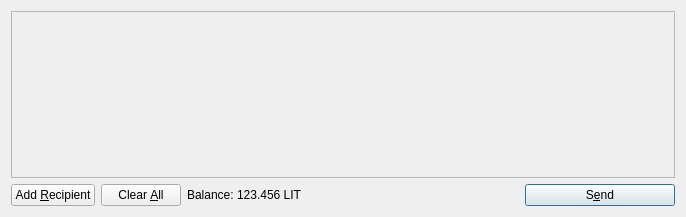
Before: the Qt Designer form src/qt/forms/sendcoinsdialog.ui in lithiumcoin/lithium, drawn with Qt 5.
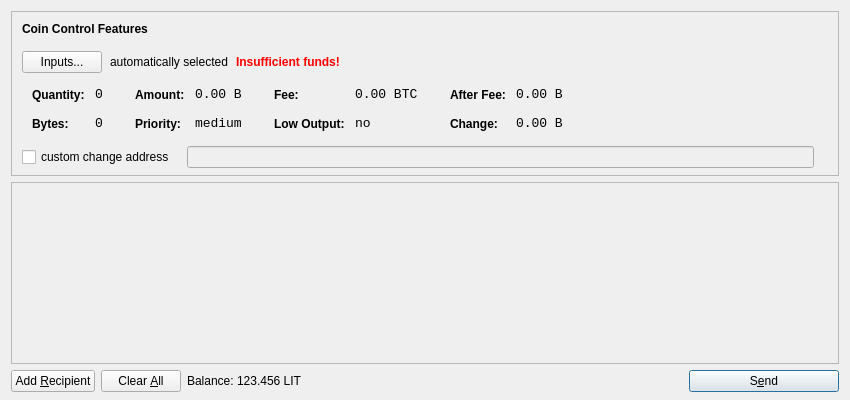
After: the same form once the commit is applied. Icons and pictures are not drawn.

```diff
--- a/src/qt/forms/sendcoinsdialog.ui
+++ b/src/qt/forms/sendcoinsdialog.ui
@@ -6,14 +6,615 @@
    <rect>
     <x>0</x>
     <y>0</y>
-    <width>686</width>
-    <height>217</height>
+    <width>850</width>
+    <height>400</height>
    </rect>
   </property>
   <property name="windowTitle">
    <string>Send Coins</string>
   </property>
-  <layout class="QVBoxLayout" name="verticalLayout">
+  <layout class="QVBoxLayout" name="verticalLayout" stretch="0,1,0">
+   <property name="bottomMargin">
+    <number>8</number>
+   </property>
+   <item>
+    <widget class="QFrame" name="frameCoinControl">
+     <property name="sizePolicy">
+      <sizepolicy hsizetype="Expanding" vsizetype="Expanding">
+       <horstretch>0</horstretch>
+       <verstretch>0</verstretch>
+      </sizepolicy>
+     </property>
+     <property name="maximumSize">
+      <size>
+       <width>16777215</width>
+       <height>16777215</height>
+      </size>
+     </property>
+     <property name="frameShape">
+      <enum>QFrame::StyledPanel</enum>
+     </property>
+     <property name="frameShadow">
+      <enum>QFrame::Sunken</enum>
+     </property>
+     <layout class="QVBoxLayout" name="verticalLayoutCoinControl2">
+      <property name="spacing">
+       <number>-1</number>
+      </property>
+      <property name="leftMargin">
+       <number>0</number>
+      </property>
+      <property name="topMargin">
+       <number>0</number>
+      </property>
+      <property name="rightMargin">
+       <number>0</number>
+      </property>
+      <property name="bottomMargin">
+       <number>6</number>
+      </property>
+      <item>
+       <layout class="QVBoxLayout" name="verticalLayoutCoinControl" stretch="0,0,0,0,1">
+        <property name="spacing">
+         <number>0</number>
+        </property>
+        <property name="leftMargin">
+         <number>10</number>
+        </property>
+        <property name="topMargin">
+         <number>10</number>
+        </property>
+        <item>
+         <layout class="QHBoxLayout" name="horizontalLayoutCoinControl1">
+          <property name="bottomMargin">
+           <number>15</number>
+          </property>
+          <item>
+           <widget class="QLabel" name="labelCoinControlFeatures">
+            <property name="sizePolicy">
+             <sizepolicy hsizetype="Preferred" vsizetype="Maximum">
+              <horstretch>0</horstretch>
+              <verstretch>0</verstretch>
+             </sizepolicy>
+            </property>
+            <property name="font">
+             <font>
+              <weight>75</weight>
+              <bold>true</bold>
+             </font>
+            </property>
+            <property name="styleSheet">
+             <string notr="true">font-weight:bold;</string>
+            </property>
+            <property name="text">
+             <string>Coin Control Features</string>
+            </property>
+           </widget>
+          </item>
+         </layout>
+        </item>
+        <item>
+         <layout class="QHBoxLayout" name="horizontalLayoutCoinControl2" stretch="0,0,0,0">
+          <property name="spacing">
+           <number>8</number>
+          </property>
+          <property name="bottomMargin">
+           <number>10</number>
+          </property>
+          <item>
+           <widget class="QPushButton" name="pushButtonCoinControl">
+            <property name="styleSheet">
+             <string notr="true"/>
+            </property>
+            <property name="text">
+             <string>Inputs...</string>
+            </property>
+           </widget>
+          </item>
+          <item>
+           <widget class="QLabel" name="labelCoinControlAutomaticallySelected">
+            <property name="text">
+             <string>automatically selected</string>
+            </property>
+            <property name="margin">
+             <number>5</number>
+            </property>
+           </widget>
+          </item>
+          <item>
+           <widget class="QLabel" name="labelCoinControlInsuffFunds">
+            <property name="font">
+             <font>
+              <weight>75</weight>
+              <bold>true</bold>
+             </font>
+            </property>
+            <property name="styleSheet">
+             <string notr="true">color:red;font-weight:bold;</string>
+            </property>
+            <property name="text">
+             <string>Insufficient funds!</string>
+            </property>
+            <property name="margin">
+             <number>5</number>
+            </property>
+           </widget>
+          </item>
+          <item>
+           <spacer name="horizontalSpacerCoinControl">
+            <property name="orientation">
+             <enum>Qt::Horizontal</enum>
+            </property>
+            <property name="sizeHint" stdset="0">
+             <size>
+              <width>40</width>
+              <height>1</height>
+             </size>
+            </property>
+           </spacer>
+          </item>
+         </layout>
+        </item>
+        <item>
+         <widget class="QWidget" name="widgetCoinControl" native="true">
+          <property name="sizePolicy">
+           <sizepolicy hsizetype="Preferred" vsizetype="Preferred">
+            <horstretch>0</horstretch>
+            <verstretch>0</verstretch>
+           </sizepolicy>
+          </property>
+          <property name="minimumSize">
+           <size>
+            <width>0</width>
+            <height>0</height>
+           </size>
+          </property>
+          <property name="styleSheet">
+           <string notr="true"/>
+          </property>
+          <layout class="QHBoxLayout" name="horizontalLayoutCoinControl5">
+           <property name="margin">
+            <number>0</number>
+           </property>
+           <item>
+            <layout class="QHBoxLayout" name="horizontalLayoutCoinControl3" stretch="0,0,0,1">
+             <property name="spacing">
+              <number>20</number>
+             </property>
+             <property name="topMargin">
+              <number>0</number>
+             </property>
+             <property name="bottomMargin">
+              <number>10</number>
+             </property>
+             <item>
+              <layout class="QFormLayout" name="formLayoutCoinControl1">
+               <property name="horizontalSpacing">
+                <number>10</number>
+               </property>
+               <property name="verticalSpacing">
+                <number>14</number>
+               </property>
+               <property name="leftMargin">
+                <number>10</number>
+               </property>
+               <property name="topMargin">
+                <number>4</number>
+               </property>
+               <property name="rightMargin">
+                <number>6</number>
+               </property>
+               <item row="0" column="0">
+                <widget class="QLabel" name="labelCoinControlQuantityText">
+                 <property name="styleSheet">
+                  <string notr="true">font-weight:bold;</string>
+                 </property>
+                 <property name="text">
+                  <string>Quantity:</string>
+                 </property>
+                 <property name="margin">
+                  <number>0</number>
+                 </property>
+                </widget>
+               </item>
+               <item row="0" column="1">
+                <widget class="QLabel" name="labelCoinControlQuantity">
+                 <property name="font">
+                  <font>
+                   <family>Monospace</family>
+                   <pointsize>10</pointsize>
+                  </font>
+                 </property>
+                 <property name="cursor">
+                  <cursorShape>IBeamCursor</cursorShape>
+                 </property>
+                 <property name="contextMenuPolicy">
+                  <enum>Qt::ActionsContextMenu</enum>
+                 </property>
+                 <property name="text">
+                  <string notr="true">0</string>
+                 </property>
+                 <property name="margin">
+                  <number>0</number>
+                 </property>
+                 <property name="textInteractionFlags">
+                  <set>Qt::LinksAccessibleByMouse|Qt::TextSelectableByKeyboard|Qt::TextSelectableByMouse</set>
+                 </property>
+                </widget>
+               </item>
+               <item row="1" column="0">
+                <widget class="QLabel" name="labelCoinControlBytesText">
+                 <property name="styleSheet">
+                  <string notr="true">font-weight:bold;</string>
+                 </property>
+                 <property name="text">
+                  <string>Bytes:</string>
+                 </property>
+                </widget>
+               </item>
+               <item row="1" column="1">
+                <widget class="QLabel" name="labelCoinControlBytes">
+                 <property name="font">
+                  <font>
+                   <family>Monospace</family>
+                   <pointsize>10</pointsize>
+                  </font>
+                 </property>
+                 <property name="cursor">
+                  <cursorShape>IBeamCursor</cursorShape>
+                 </property>
+                 <property name="contextMenuPolicy">
+                  <enum>Qt::ActionsContextMenu</enum>
+                 </property>
+                 <property name="text">
+                  <string notr="true">0</string>
+                 </property>
+                 <property name="textInteractionFlags">
+                  <set>Qt::LinksAccessibleByMouse|Qt::TextSelectableByKeyboard|Qt::TextSelectableByMouse</set>
+                 </property>
+                </widget>
+               </item>
+              </layout>
+             </item>
+             <item>
+              <layout class="QFormLayout" name="formLayoutCoinControl2">
+               <property name="horizontalSpacing">
+                <number>10</number>
+               </property>
+               <property name="verticalSpacing">
+                <number>14</number>
+               </property>
+               <property name="leftMargin">
+                <number>6</number>
+               </property>
+               <property name="topMargin">
+                <number>4</number>
+               </property>
+               <property name="rightMargin">
+                <number>6</number>
+               </property>
+               <item row="0" column="0">
+                <widget class="QLabel" name="labelCoinControlAmountText">
+                 <property name="styleSheet">
+                  <string notr="true">font-weight:bold;</string>
+                 </property>
+                 <property name="text">
+                  <string>Amount:</string>
+                 </property>
+                 <property name="margin">
+                  <number>0</number>
+                 </property>
+                </widget>
+               </item>
+               <item row="0" column="1">
+                <widget class="QLabel" name="labelCoinControlAmount">
+                 <property name="font">
+                  <font>
+                   <family>Monospace</family>
+                   <pointsize>10</pointsize>
+                  </font>
+                 </property>
+                 <property name="cursor">
+                  <cursorShape>IBeamCursor</cursorShape>
+                 </property>
+                 <property name="contextMenuPolicy">
+                  <enum>Qt::ActionsContextMenu</enum>
+                 </property>
+                 <property name="text">
+                  <string notr="true">0.00 B</string>
+                 </property>
+                 <property name="textInteractionFlags">
+                  <set>Qt::LinksAccessibleByMouse|Qt::TextSelectableByKeyboard|Qt::TextSelectableByMouse</set>
+                 </property>
+                </widget>
+               </item>
+               <item row="1" column="0">
+                <widget class="QLabel" name="labelCoinControlPriorityText">
+                 <property name="styleSheet">
+                  <string notr="true">font-weight:bold;</string>
+                 </property>
+                 <property name="text">
+                  <string>Priority:</string>
+                 </property>
+                </widget>
+               </item>
+               <item row="1" column="1">
+                <widget class="QLabel" name="labelCoinControlPriority">
+                 <property name="font">
+                  <font>
+                   <family>Monospace</family>
+                   <pointsize>10</pointsize>
+                  </font>
+                 </property>
+                 <property name="cursor">
+                  <cursorShape>IBeamCursor</cursorShape>
+                 </property>
+                 <property name="contextMenuPolicy">
+                  <enum>Qt::ActionsContextMenu</enum>
+                 </property>
+                 <property name="text">
+                  <string>medium</string>
+                 </property>
+                 <property name="textInteractionFlags">
+                  <set>Qt::LinksAccessibleByMouse|Qt::TextSelectableByKeyboard|Qt::TextSelectableByMouse</set>
+                 </property>
+                </widget>
+               </item>
+              </layout>
+             </item>
+             <item>
+              <layout class="QFormLayout" name="formLayoutCoinControl3">
+               <property name="horizontalSpacing">
+                <number>10</number>
+               </property>
+               <property name="verticalSpacing">
+                <number>14</number>
+               </property>
+               <property name="leftMargin">
+                <number>6</number>
+               </property>
+               <property name="topMargin">
+                <number>4</number>
+               </property>
+               <property name="rightMargin">
+                <number>6</number>
+               </property>
+               <item row="0" column="0">
+                <widget class="QLabel" name="labelCoinControlFeeText">
+                 <property name="styleSheet">
+                  <string notr="true">font-weight:bold;</string>
+                 </property>
+                 <property name="text">
+                  <string>Fee:</string>
+                 </property>
+                 <property name="margin">
+                  <number>0</number>
+                 </property>
+                </widget>
+               </item>
+               <item row="0" column="1">
+                <widget class="QLabel" name="labelCoinControlFee">
+                 <property name="font">
+                  <font>
+                   <family>Monospace</family>
+                   <pointsize>10</pointsize>
+                  </font>
+                 </property>
+                 <property name="cursor">
+                  <cursorShape>IBeamCursor</cursorShape>
+                 </property>
+                 <property name="contextMenuPolicy">
+                  <enum>Qt::ActionsContextMenu</enum>
+                 </property>
+                 <property name="text">
+                  <string notr="true">0.00 BTC</string>
+                 </property>
+                 <property name="textInteractionFlags">
+                  <set>Qt::LinksAccessibleByMouse|Qt::TextSelectableByKeyboard|Qt::TextSelectableByMouse</set>
+                 </property>
+                </widget>
+               </item>
+               <item row="1" column="0">
+                <widget class="QLabel" name="labelCoinControlLowOutputText">
+                 <property name="styleSheet">
+                  <string notr="true">font-weight:bold;</string>
+                 </property>
+                 <property name="text">
+                  <string>Low Output:</string>
+                 </property>
+                </widget>
+               </item>
+               <item row="1" column="1">
+                <widget class="QLabel" name="labelCoinControlLowOutput">
+                 <property name="font">
+                  <font>
+                   <family>Monospace</family>
+                   <pointsize>10</pointsize>
+                  </font>
+                 </property>
+                 <property name="cursor">
+                  <cursorShape>IBeamCursor</cursorShape>
+                 </property>
+                 <property name="contextMenuPolicy">
+                  <enum>Qt::ActionsContextMenu</enum>
+                 </property>
+                 <property name="text">
+                  <string>no</string>
+                 </property>
+                 <property name="textInteractionFlags">
+                  <set>Qt::LinksAccessibleByMouse|Qt::TextSelectableByKeyboard|Qt::TextSelectableByMouse</set>
+                 </property>
+                </widget>
+               </item>
+              </layout>
+             </item>
+             <item>
+              <layout class="QFormLayout" name="formLayoutCoinControl4">
+               <property name="horizontalSpacing">
+                <number>10</number>
+               </property>
+               <property name="verticalSpacing">
+                <number>14</number>
+               </property>
+               <property name="leftMargin">
+                <number>6</number>
+               </property>
+               <property name="topMargin">
+                <number>4</number>
+               </property>
+               <property name="rightMargin">
+                <number>6</number>
+               </property>
+               <item row="0" column="0">
+                <widget class="QLabel" name="labelCoinControlAfterFeeText">
+                 <property name="styleSheet">
+                  <string notr="true">font-weight:bold;</string>
+                 </property>
+                 <property name="text">
+                  <string>After Fee:</string>
+                 </property>
+                 <property name="margin">
+                  <number>0</number>
+                 </property>
+                </widget>
+               </item>
+               <item row="0" column="1">
+                <widget class="QLabel" name="labelCoinControlAfterFee">
+                 <property name="font">
+                  <font>
+                   <family>Monospace</family>
+                   <pointsize>10</pointsize>
+                  </font>
+                 </property>
+                 <property name="cursor">
+                  <cursorShape>IBeamCursor</cursorShape>
+                 </property>
+                 <property name="contextMenuPolicy">
+                  <enum>Qt::ActionsContextMenu</enum>
+                 </property>
+                 <property name="text">
+                  <string notr="true">0.00 B</string>
+                 </property>
+                 <property name="textInteractionFlags">
+                  <set>Qt::LinksAccessibleByMouse|Qt::TextSelectableByKeyboard|Qt::TextSelectableByMouse</set>
+                 </property>
+                </widget>
+               </item>
+               <item row="1" column="0">
+                <widget class="QLabel" name="labelCoinControlChangeText">
+                 <property name="styleSheet">
+                  <string notr="true">font-weight:bold;</string>
+                 </property>
+                 <property name="text">
+                  <string>Change:</string>
+                 </property>
+                </widget>
+               </item>
+               <item row="1" column="1">
+                <widget class="QLabel" name="labelCoinControlChange">
+                 <property name="font">
+                  <font>
+                   <family>Monospace</family>
+                   <pointsize>10</pointsize>
+                  </font>
+                 </property>
+                 <property name="cursor">
+                  <cursorShape>IBeamCursor</cursorShape>
+                 </property>
+                 <property name="contextMenuPolicy">
+                  <enum>Qt::ActionsContextMenu</enum>
+                 </property>
+                 <property name="text">
+                  <string notr="true">0.00 B</string>
+                 </property>
+                 <property name="textInteractionFlags">
+                  <set>Qt::LinksAccessibleByMouse|Qt::TextSelectableByKeyboard|Qt::TextSelectableByMouse</set>
+                 </property>
+                </widget>
+               </item>
+              </layout>
+             </item>
+            </layout>
+           </item>
+          </layout>
+         </widget>
+        </item>
+        <item>
+         <layout class="QHBoxLayout" name="horizontalLayoutCoinControl4" stretch="0,0,0">
+          <property name="spacing">
+           <number>12</number>
+          </property>
+          <property name="sizeConstraint">
+           <enum>QLayout::SetDefaultConstraint</enum>
+          </property>
+          <property name="topMargin">
+           <number>5</number>
+          </property>
+          <property name="rightMargin">
+           <number>5</number>
+          </property>
+          <item>
+           <widget class="QCheckBox" name="checkBoxCoinControlChange">
+            <property name="text">
+             <string>custom change address</string>
+            </property>
+           </widget>
+          </item>
+          <item>
+           <widget class="QLineEdit" name="lineEditCoinControlChange">
+            <property name="enabled">
+             <bool>false</bool>
+            </property>
+            <property name="sizePolicy">
+             <sizepolicy hsizetype="Expanding" vsizetype="Fixed">
+              <horstretch>0</horstretch>
+              <verstretch>0</verstretch>
+             </sizepolicy>
+            </property>
+           </widget>
+          </item>
+          <item>
+           <widget class="QLabel" name="labelCoinControlChangeLabel">
+            <property name="sizePolicy">
+             <sizepolicy hsizetype="Preferred" vsizetype="Expanding">
+              <horstretch>0</horstretch>
+              <verstretch>0</verstretch>
+             </sizepolicy>
+            </property>
+            <property name="minimumSize">
+             <size>
+              <width>0</width>
+              <height>0</height>
+             </size>
+            </property>
+            <property name="text">
+             <string/>
+            </property>
+            <property name="margin">
+             <number>3</number>
+            </property>
+           </widget>
+          </item>
+         </layout>
+        </item>
+        <item>
+         <spacer name="verticalSpacerCoinControl">
+          <property name="orientation">
+           <enum>Qt::Vertical</enum>
+          </property>
+          <property name="sizeHint" stdset="0">
+           <size>
+            <width>800</width>
+            <height>1</height>
+           </size>
+          </property>
+         </spacer>
+        </item>
+       </layout>
+      </item>
+     </layout>
+    </widget>
+   </item>
    <item>
     <widget class="QScrollArea" name="scrollArea">
      <property name="widgetResizable">
@@ -24,8 +625,8 @@
        <rect>
         <x>0</x>
         <y>0</y>
-        <width>664</width>
-        <height>159</height>
+        <width>830</width>
+        <height>165</height>
        </rect>
       </property>
       <layout class="QVBoxLayout" name="verticalLayout_2">
```
